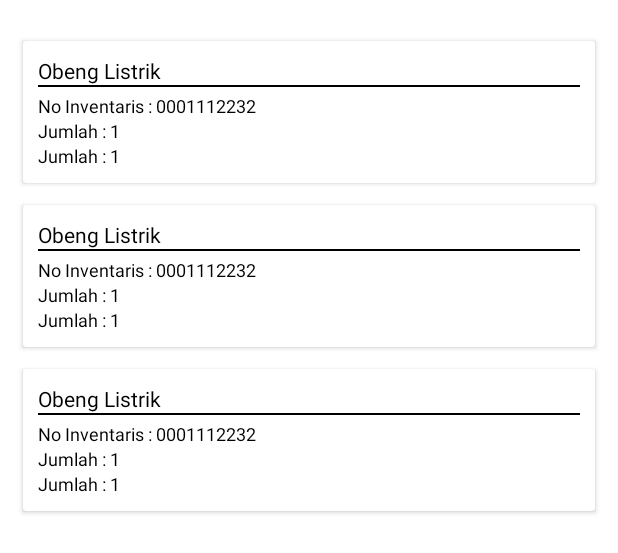
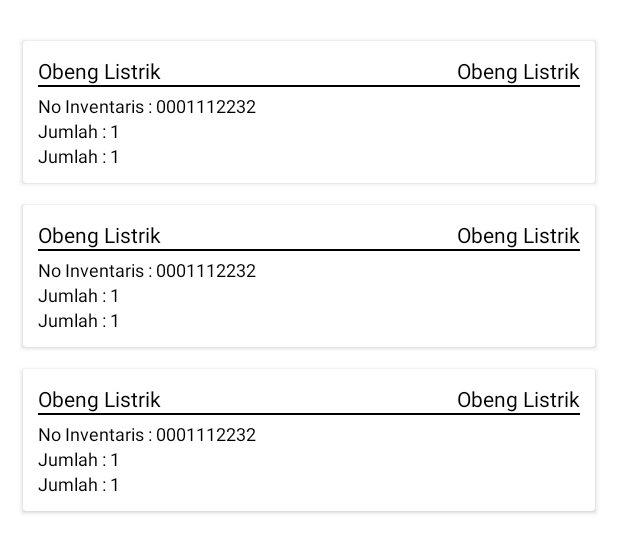
Before and after one commit to swordfk/inventoryPLN, an Android app: the layout activity_permintaan_user.xml on its own in the app's theme, with its tools: preview values and no code run, on a phone screen of 412 x 824 dp. Shown: the top 553 px of the screen. Run offline under Robolectric (Android 15) with nearby library versions, the phone set to English and light mode, and no system bars.

Commit message:
text status permintaan

```diff
--- a/app/src/main/res/layout/list_permintaan_user.xml
+++ b/app/src/main/res/layout/list_permintaan_user.xml
@@ -11,7 +11,7 @@
         android:padding="10dp"
         android:orientation="vertical"
         android:layout_height="wrap_content">
-        <LinearLayout
+        <RelativeLayout
             android:layout_width="match_parent"
             android:layout_height="wrap_content">
             <TextView
@@ -21,7 +21,15 @@
                 android:text="Obeng Listrik"
                 android:textSize="14sp"
                 android:textColor="@color/black"/>
-        </LinearLayout>
+            <TextView
+                android:layout_alignParentEnd="true"
+                android:id="@+id/statusPermintaan"
+                android:layout_width="wrap_content"
+                android:layout_height="wrap_content"
+                android:text="Obeng Listrik"
+                android:textSize="14sp"
+                android:textColor="@color/black"/>
+        </RelativeLayout>
         <View
             android:layout_width="match_parent"
             android:layout_height="1dp"
```
Also changed, not shown: app/src/main/java/id/example/repositorypln/AdapterPermintaanUser.java (+9 -4 lines).
